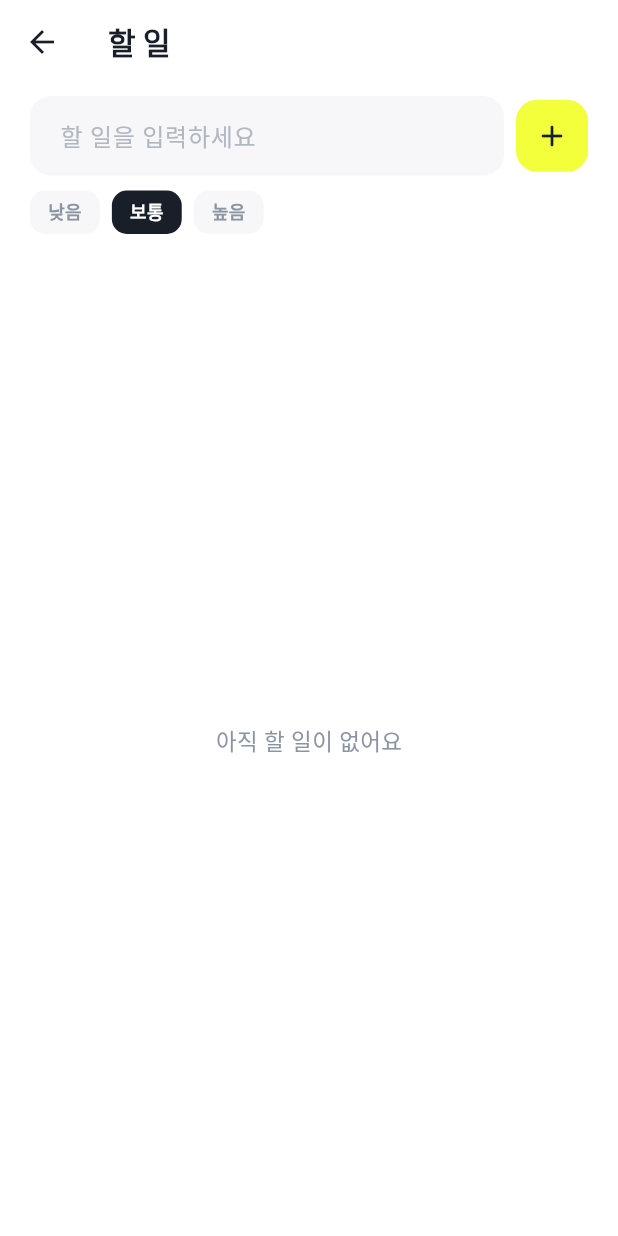
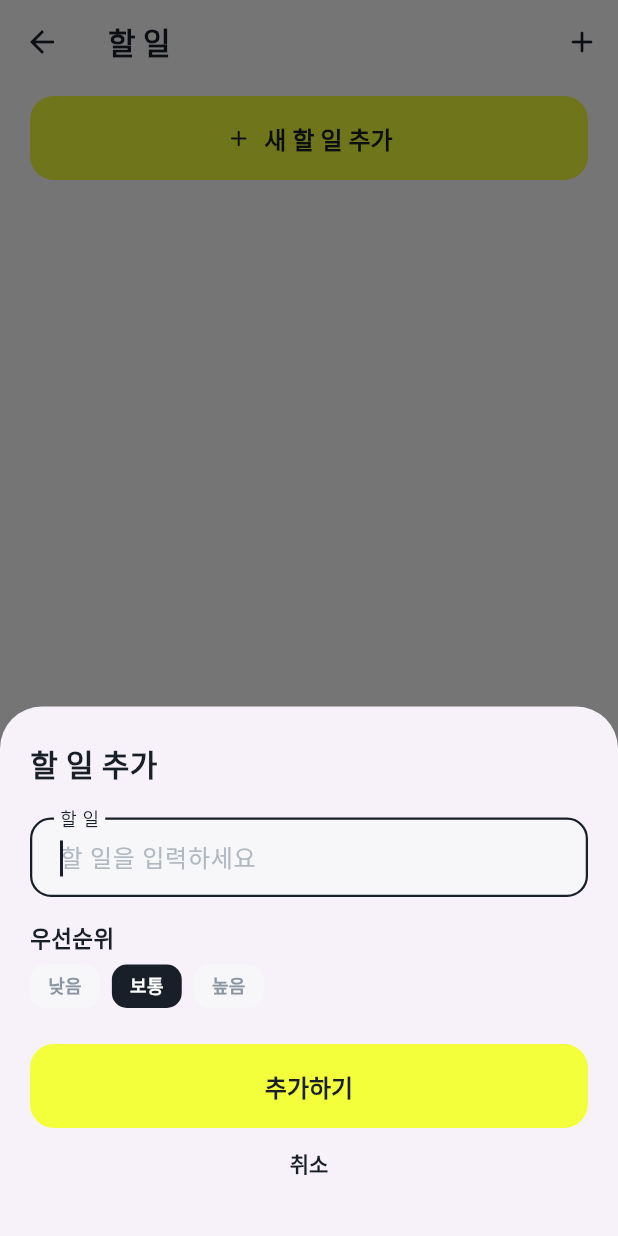
Before and after one commit to hwangdohy/scheduler, a Flutter app: the TodoScreen screen opened directly, after a tap on the "add" icon, on a phone screen of 412 x 824 dp. Run offline on Flutter 3.47's test engine with Material 3 defaults, Android fonts, the phone set to English and light mode, and no system bars; our stand-ins replace flutter_local_notifications, shared_preferences, sqflite, sqflite_common_ffi_web, table_calendar, timezone; missing offline and left inert: home_widget; accounts and stored records are empty; Roboto replaces fonts that are missing (Pretendard).

Commit message:
+button 정상화

```diff
--- a/lib/screens/todo/todo_screen.dart
+++ b/lib/screens/todo/todo_screen.dart
@@ -2,11 +2,13 @@ import 'package:flutter/material.dart';
 
 import '../../models/todo_item.dart';
 import '../../services/database_service.dart';
+import '../../services/todo_repository.dart';
 import '../../theme/app_colors.dart';
 import '../../widgets/toss_card.dart';
 
 class TodoScreen extends StatefulWidget {
-  const TodoScreen({super.key});
+  const TodoScreen({super.key, this.repository});
+  final TodoRepository? repository;
 
   @override
   State<TodoScreen> createState() => _TodoScreenState();
@@ -15,8 +17,10 @@ class TodoScreen extends StatefulWidget {
 class _TodoScreenState extends State<TodoScreen> {
   List<TodoItem> _todos = [];
   bool _loading = true;
-  final _controller = TextEditingController();
-  TodoPriority _newPriority = TodoPriority.medium;
+  String? _error;
+  bool _formOpen = false;
+  TodoRepository get _repository =>
+      widget.repository ?? DatabaseService.instance;
 
   @override
   void initState() {
@@ -24,95 +28,80 @@ class _TodoScreenState extends State<TodoScreen> {
     _load();
   }
 
-  @override
-  void dispose() {
-    _controller.dispose();
-    super.dispose();
-  }
-
   Future<void> _load() async {
-    final todos = await DatabaseService.instance.getTodos();
+    try {
+      final todos = await _repository.getTodos();
       if (!mounted) return;
       setState(() {
         _todos = todos;
         _loading = false;
+        _error = null;
+      });
+    } catch (_) {
+      if (mounted)
+        setState(() {
+          _loading = false;
+          _error = '할 일을 불러오지 못했어요';
         });
     }
+  }
 
-  Future<void> _add() async {
-    final title = _controller.text.trim();
-    if (title.isEmpty) return;
-    await DatabaseService.instance.insertTodo(
-      TodoItem(title: title, priority: _newPriority, createdAt: DateTime.now()),
+  Future<void> _openAddForm() async {
+    if (_formOpen) return;
+    _formOpen = true;
+    final saved = await showModalBottomSheet<bool>(
+      context: context,
+      isScrollControlled: true,
+      builder: (_) => _TodoForm(repository: _repository),
     );
-    _controller.clear();
-    _load();
+    _formOpen = false;
+    if (saved == true && mounted) await _load();
   }
 
   Future<void> _toggle(TodoItem todo) async {
-    await DatabaseService.instance.updateTodo(todo.copyWith(isDone: !todo.isDone));
+    await _repository.updateTodo(todo.copyWith(isDone: !todo.isDone));
     _load();
   }
 
   Future<void> _delete(TodoItem todo) async {
-    if (todo.id != null) await DatabaseService.instance.deleteTodo(todo.id!);
+    if (todo.id != null) await _repository.deleteTodo(todo.id!);
     _load();
   }
 
   @override
   Widget build(BuildContext context) {
     return Scaffold(
-      appBar: AppBar(title: const Text('할 일')),
+      appBar: AppBar(title: const Text('할 일'), actions: [
+        IconButton(
+            tooltip: '할 일 추가',
+            onPressed: _openAddForm,
+            icon: const Icon(Icons.add_rounded)),
+      ]),
       body: _loading
-          ? const Center(child: CircularProgressIndicator(color: AppColors.textPrimary))
+          ? const Center(
+              child: CircularProgressIndicator(color: AppColors.textPrimary))
           : Column(
               children: [
                 Padding(
-                  padding: const EdgeInsets.fromLTRB(20, 8, 20, 8),
-                  child: Column(
-                    children: [
-                      Row(
-                        children: [
-                          Expanded(
-                            child: TextField(
-                              controller: _controller,
-                              decoration: const InputDecoration(hintText: '할 일을 입력하세요'),
-                              onSubmitted: (_) => _add(),
+                  padding: const EdgeInsets.fromLTRB(20, 8, 20, 16),
+                  child: SizedBox(
+                      width: double.infinity,
+                      child: ElevatedButton.icon(
+                        onPressed: _openAddForm,
+                        icon: const Icon(Icons.add_rounded),
+                        label: const Text('새 할 일 추가'),
+                      )),
                 ),
-                          ),
-                          const SizedBox(width: 8),
-                          IconButton.filled(
-                            style: IconButton.styleFrom(
-                              backgroundColor: AppColors.accent,
-                              foregroundColor: AppColors.textPrimary,
-                              shape: RoundedRectangleBorder(borderRadius: BorderRadius.circular(14)),
-                              minimumSize: const Size(48, 48),
-                            ),
-                            onPressed: _add,
-                            icon: const Icon(Icons.add_rounded),
-                          ),
+                if (_error != null) ...[
+                  Text(_error!,
+                      style: const TextStyle(color: AppColors.danger)),
+                  TextButton(onPressed: _load, child: const Text('다시 시도')),
                 ],
-                      ),
-                      const SizedBox(height: 10),
-                      Row(
-                        children: [
-                          for (final p in TodoPriority.values) ...[
-                            _PriorityChip(
-                              priority: p,
-                              selected: _newPriority == p,
-                              onTap: () => setState(() => _newPriority = p),
-                            ),
-                            const SizedBox(width: 8),
-                          ],
-                        ],
-                      ),
-                    ],
-                  ),
-                ),
                 Expanded(
                   child: _todos.isEmpty
                       ? const Center(
-                          child: Text('아직 할 일이 없어요', style: TextStyle(color: AppColors.textSecondary)),
+                          child: Text('아직 할 일이 없어요',
+                              style: TextStyle(color: AppColors.textSecondary)),
                         )
                       : ListView.builder(
                           padding: const EdgeInsets.fromLTRB(20, 0, 20, 20),
@@ -132,15 +121,20 @@ class _TodoScreenState extends State<TodoScreen> {
                                     color: AppColors.danger.withOpacity(0.1),
                                     borderRadius: BorderRadius.circular(20),
                                   ),
-                                  child: const Icon(Icons.delete_outline, color: AppColors.danger),
+                                  child: const Icon(Icons.delete_outline,
+                                      color: AppColors.danger),
                                 ),
                                 child: TossCard(
                                   onTap: () => _toggle(todo),
                                   child: Row(
                                     children: [
                                       Icon(
-                                        todo.isDone ? Icons.check_circle : Icons.circle_outlined,
-                                        color: todo.isDone ? AppColors.accentDark : AppColors.textTertiary,
+                                        todo.isDone
+                                            ? Icons.check_circle
+                                            : Icons.circle_outlined,
+                                        color: todo.isDone
+                                            ? AppColors.accentDark
+                                            : AppColors.textTertiary,
                                       ),
                                       const SizedBox(width: 12),
                                       Expanded(
@@ -149,8 +143,12 @@ class _TodoScreenState extends State<TodoScreen> {
                                           style: TextStyle(
                                             fontSize: 15,
                                             fontWeight: FontWeight.w600,
-                                            decoration: todo.isDone ? TextDecoration.lineThrough : null,
-                                            color: todo.isDone ? AppColors.textTertiary : AppColors.textPrimary,
+                                            decoration: todo.isDone
+                                                ? TextDecoration.lineThrough
+                                                : null,
+                                            color: todo.isDone
+                                                ? AppColors.textTertiary
+                                                : AppColors.textPrimary,
                                           ),
                                         ),
                                       ),
@@ -169,8 +167,112 @@ class _TodoScreenState extends State<TodoScreen> {
   }
 }
 
+class _TodoForm extends StatefulWidget {
+  const _TodoForm({required this.repository});
+  final TodoRepository repository;
+
+  @override
+  State<_TodoForm> createState() => _TodoFormState();
+}
+
+class _TodoFormState extends State<_TodoForm> {
+  final _formKey = GlobalKey<FormState>();
+  final _title = TextEditingController();
+  TodoPriority _priority = TodoPriority.medium;
+  bool _saving = false;
+  String? _error;
+
+  @override
+  void dispose() {
+    _title.dispose();
+    super.dispose();
+  }
+
+  Future<void> _save() async {
+    if (_saving || !_formKey.currentState!.validate()) return;
+    setState(() {
+      _saving = true;
+      _error = null;
+    });
+    try {
+      await widget.repository.insertTodo(TodoItem(
+        title: _title.text.trim(),
+        priority: _priority,
+        createdAt: DateTime.now(),
+      ));
+      if (mounted) Navigator.pop(context, true);
+    } catch (_) {
+      if (mounted)
+        setState(() {
+          _saving = false;
+          _error = '할 일을 저장하지 못했어요. 다시 시도해주세요.';
+        });
+    }
+  }
+
+  @override
+  Widget build(BuildContext context) => PopScope(
+        canPop: !_saving,
+        child: SafeArea(
+            child: SingleChildScrollView(
+          padding: EdgeInsets.fromLTRB(
+              20, 24, 20, 24 + MediaQuery.of(context).viewInsets.bottom),
+          child: Form(
+            key: _formKey,
+            child: Column(
+                mainAxisSize: MainAxisSize.min,
+                crossAxisAlignment: CrossAxisAlignment.stretch,
+                children: [
+                  const Text('할 일 추가',
+                      style:
+                          TextStyle(fontSize: 20, fontWeight: FontWeight.w800)),
+                  const SizedBox(height: 20),
+                  TextFormField(
+                    controller: _title,
+                    autofocus: true,
+                    enabled: !_saving,
+                    textInputAction: TextInputAction.done,
+                    decoration: const InputDecoration(
+                        labelText: '할 일', hintText: '할 일을 입력하세요'),
+                    validator: (v) =>
+                        (v ?? '').trim().isEmpty ? '할 일을 입력해주세요' : null,
+                    onFieldSubmitted: (_) => _save(),
+                  ),
+                  const SizedBox(height: 16),
+                  const Text('우선순위',
+                      style: TextStyle(fontWeight: FontWeight.w700)),
+                  const SizedBox(height: 8),
+                  Wrap(spacing: 8, runSpacing: 8, children: [
+                    for (final p in TodoPriority.values)
+                      _PriorityChip(
+                        priority: p,
+                        selected: _priority == p,
+                        onTap: () {
+                          if (!_saving) setState(() => _priority = p);
+                        },
+                      ),
+                  ]),
+                  if (_error != null)
+                    Padding(
+                        padding: const EdgeInsets.only(top: 12),
+                        child: Text(_error!,
+                            style: const TextStyle(color: AppColors.danger))),
+                  const SizedBox(height: 24),
+                  ElevatedButton(
+                      onPressed: _saving ? null : _save,
+                      child: Text(_saving ? '저장 중…' : '추가하기')),
+                  TextButton(
+                      onPressed: _saving ? null : () => Navigator.pop(context),
+                      child: const Text('취소')),
+                ]),
+          ),
+        )),
+      );
+}
+
 class _PriorityChip extends StatelessWidget {
-  const _PriorityChip({required this.priority, required this.selected, required this.onTap});
+  const _PriorityChip(
+      {required this.priority, required this.selected, required this.onTap});
   final TodoPriority priority;
   final bool selected;
   final VoidCallback onTap;
--- a/lib/services/database_service.dart
+++ b/lib/services/database_service.dart
@@ -7,11 +7,12 @@ import '../models/diary_entry.dart';
 import '../models/schedule.dart';
 import '../models/todo_item.dart';
 import '../models/monthly_budget.dart';
+import 'todo_repository.dart';
 import 'db_factory_io.dart' if (dart.library.js_interop) 'db_factory_web.dart';
 
 /// Single SQLite gateway for the whole app. Kept as a lazy singleton so
 /// every screen shares one open database connection.
-class DatabaseService {
+class DatabaseService implements TodoRepository {
   DatabaseService._internal();
   static final DatabaseService instance = DatabaseService._internal();
   final ValueNotifier<int> budgetRevision = ValueNotifier(0);
```
Also changed, not shown: lib/services/todo_repository.dart (added, +8 -0 lines), 1 other file. Lines whose indentation alone changed are shown as unchanged.
